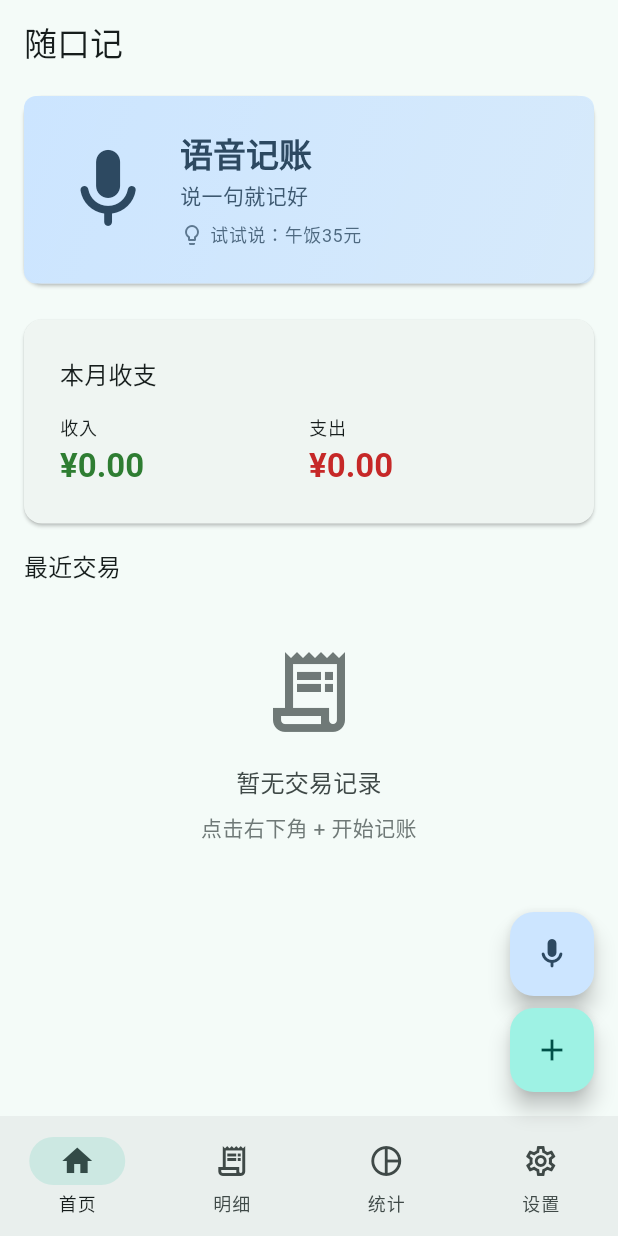
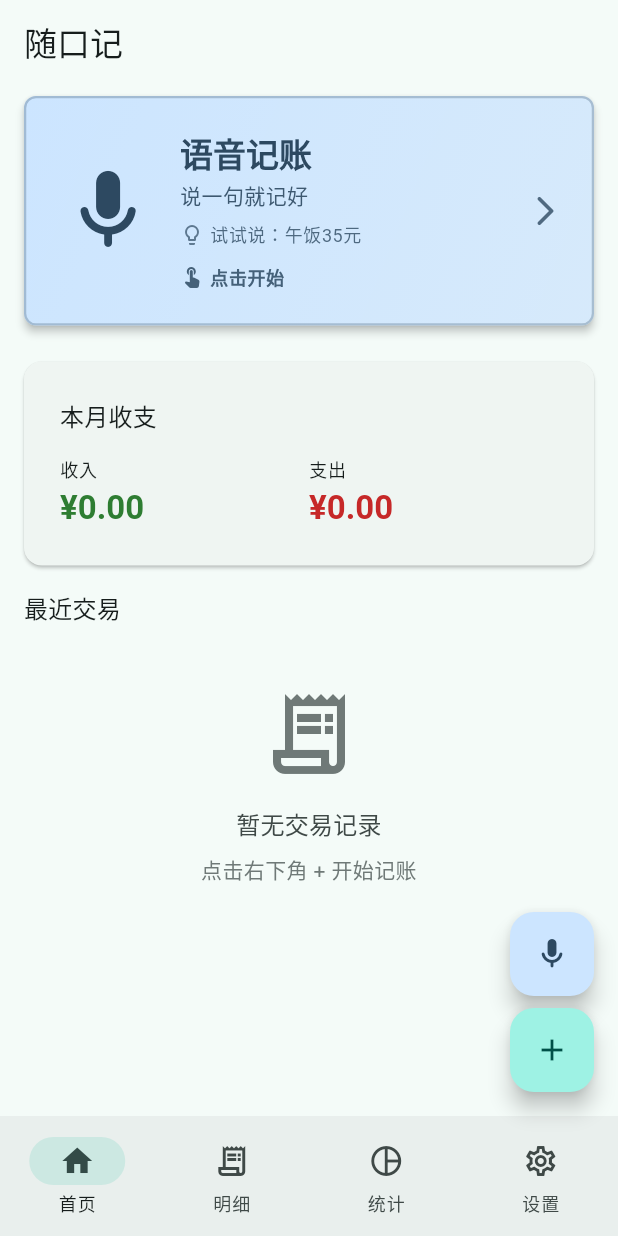
Before and after one commit to jiangzx/voice-note, a Flutter app: the screen it shows after launch, on a phone screen of 412 x 824 dp. Run offline on Flutter 3.47's test engine with Material 3 defaults, Android fonts, the phone set to English and light mode, and no system bars; our stand-ins replace clock, connectivity_plus, csv, dio, drift, fl_chart and 8 more; missing offline and left inert: excel; accounts and stored records are empty; generated files the repository leaves out were written again.

Commit message:
feat: 语音记账UX改进
- 自动模式下session超时后自动返回主页
  - 仅在自动模式下触发，避免用户主动退出时也被自动返回
  - 延迟1.5秒让用户看到退出消息后再导航

- 增强首页语音记账卡片可点击性
  - 添加阴影脉冲和边框高亮动画
  - 添加箭头图标和滑动动画
  - 添加'点击开始'行动号召文字
  - 优化触摸反馈（按下缩放、增强ripple效果）

- 优化小图标定位
  - 减小小图标与退出按钮间距至2px
  - 改进定位计算逻辑，确保与FAB位置同步

Co-authored-by: Cursor <cursoragent@cursor.com>

```diff
--- a/voice-note-client/lib/features/home/presentation/widgets/voice_feature_card.dart
+++ b/voice-note-client/lib/features/home/presentation/widgets/voice_feature_card.dart
@@ -7,8 +7,11 @@ import '../../../../app/design_tokens.dart';
 ///
 /// Features:
 /// - Pulsing animation on microphone icon
+/// - Shadow and border highlight animations
+/// - Arrow icon with slide animation
+/// - Action callout text
+/// - Enhanced touch feedback
 /// - Clickable card that navigates to voice recording screen
-/// - Example prompt text to guide users
 class VoiceFeatureCard extends StatefulWidget {
   const VoiceFeatureCard({super.key});
 
@@ -17,13 +20,20 @@ class VoiceFeatureCard extends StatefulWidget {
 }
 
 class _VoiceFeatureCardState extends State<VoiceFeatureCard>
-    with SingleTickerProviderStateMixin {
+    with TickerProviderStateMixin {
   late final AnimationController _pulseController;
   late final Animation<double> _pulseAnimation;
+  late final AnimationController _shadowController;
+  late final Animation<double> _shadowAnimation;
+  late final AnimationController _arrowController;
+  late final Animation<Offset> _arrowAnimation;
+  bool _isPressed = false;
 
   @override
   void initState() {
     super.initState();
+
+    // Icon pulse animation
     _pulseController = AnimationController(
       duration: const Duration(milliseconds: 2000),
       vsync: this,
@@ -38,11 +48,45 @@ class _VoiceFeatureCardState extends State<VoiceFeatureCard>
         curve: Curves.easeInOut,
       ),
     );
+
+    // Shadow pulse animation (slightly offset phase)
+    _shadowController = AnimationController(
+      duration: const Duration(milliseconds: 2000),
+      vsync: this,
+    )..repeat(reverse: true);
+
+    _shadowAnimation = Tween<double>(
+      begin: 2.0,
+      end: 6.0,
+    ).animate(
+      CurvedAnimation(
+        parent: _shadowController,
+        curve: Curves.easeInOut,
+      ),
+    );
+
+    // Arrow slide animation
+    _arrowController = AnimationController(
+      duration: const Duration(milliseconds: 1500),
+      vsync: this,
+    )..repeat(reverse: true);
+
+    _arrowAnimation = Tween<Offset>(
+      begin: Offset.zero,
+      end: const Offset(0.15, 0),
+    ).animate(
+      CurvedAnimation(
+        parent: _arrowController,
+        curve: Curves.easeInOut,
+      ),
+    );
   }
 
   @override
   void dispose() {
     _pulseController.dispose();
+    _shadowController.dispose();
+    _arrowController.dispose();
     super.dispose();
   }
 
@@ -51,14 +95,38 @@ class _VoiceFeatureCardState extends State<VoiceFeatureCard>
     final theme = Theme.of(context);
     final colorScheme = theme.colorScheme;
 
+    return AnimatedBuilder(
+      animation: Listenable.merge([_shadowAnimation, _pulseAnimation]),
+      builder: (context, child) {
         return Card(
           margin: const EdgeInsets.symmetric(
             horizontal: AppSpacing.lg,
             vertical: AppSpacing.sm,
           ),
+          elevation: _shadowAnimation.value,
+          shape: RoundedRectangleBorder(
+            borderRadius: AppRadius.mdAll,
+            side: BorderSide(
+              color: colorScheme.tertiary.withOpacity(
+                0.3 + (_shadowAnimation.value - 2.0) / 4.0 * 0.2,
+              ),
+              width: 1.5,
+            ),
+          ),
+          child: Material(
+            color: Colors.transparent,
             child: InkWell(
               borderRadius: AppRadius.mdAll,
               onTap: () => context.push('/voice-recording'),
+              onTapDown: (_) => setState(() => _isPressed = true),
+              onTapUp: (_) => setState(() => _isPressed = false),
+              onTapCancel: () => setState(() => _isPressed = false),
+              splashColor: colorScheme.tertiary.withOpacity(0.2),
+              highlightColor: colorScheme.tertiary.withOpacity(0.1),
+              child: AnimatedScale(
+                scale: _isPressed ? 0.98 : 1.0,
+                duration: AppDuration.fast,
+                curve: Curves.easeOut,
                 child: Container(
                   padding: const EdgeInsets.all(AppSpacing.xl),
                   decoration: BoxDecoration(
@@ -126,13 +194,45 @@ class _VoiceFeatureCardState extends State<VoiceFeatureCard>
                                 ),
                               ],
                             ),
+                            const SizedBox(height: AppSpacing.md),
+                            Row(
+                              mainAxisSize: MainAxisSize.min,
+                              children: [
+                                Icon(
+                                  Icons.touch_app_rounded,
+                                  size: AppIconSize.sm,
+                                  color: colorScheme.tertiary,
+                                ),
+                                const SizedBox(width: AppSpacing.xs),
+                                Text(
+                                  '点击开始',
+                                  style: theme.textTheme.bodySmall?.copyWith(
+                                    color: colorScheme.tertiary,
+                                    fontWeight: FontWeight.w600,
+                                  ),
+                                ),
                               ],
+                            ),
+                          ],
+                        ),
+                      ),
+                      const SizedBox(width: AppSpacing.md),
+                      SlideTransition(
+                        position: _arrowAnimation,
+                        child: Icon(
+                          Icons.arrow_forward_ios_rounded,
+                          size: AppIconSize.md,
+                          color: colorScheme.onTertiaryContainer.withOpacity(0.8),
                         ),
                       ),
                     ],
                   ),
                 ),
               ),
+            ),
+          ),
+        );
+      },
     );
   }
 }
```
Also changed, not shown: voice-note-client/lib/features/voice/presentation/voice_recording_screen.dart (+65 -27 lines). Lines whose indentation alone changed are shown as unchanged.
